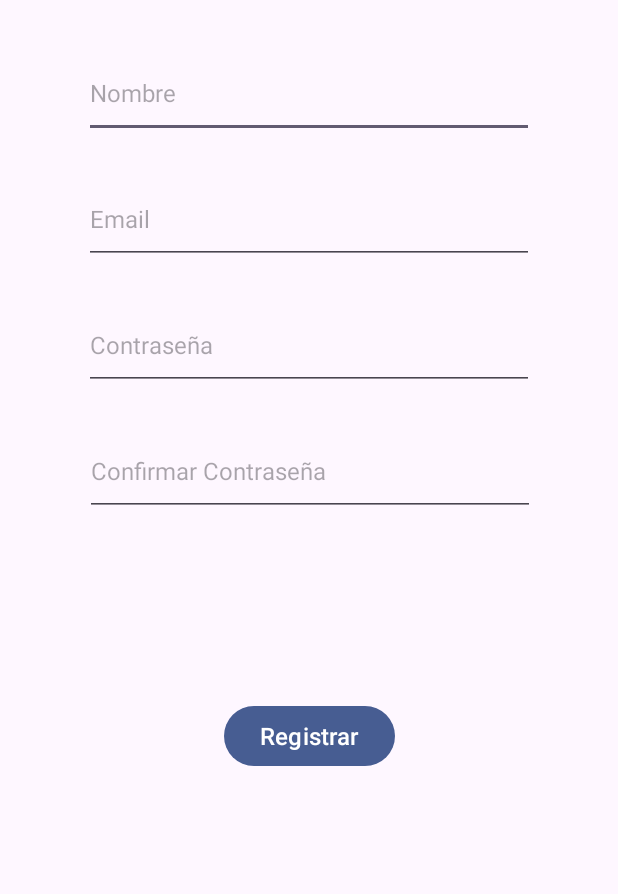
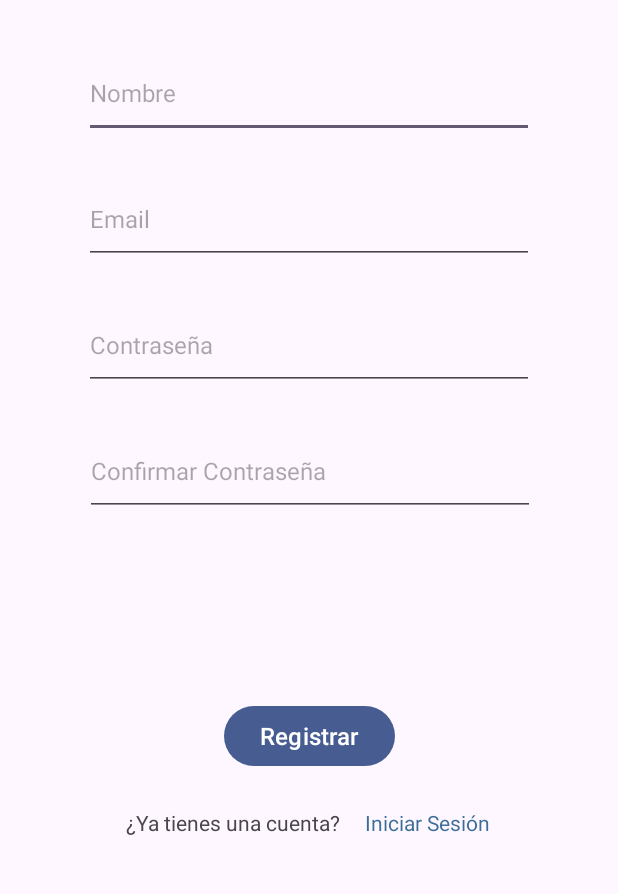
Before and after one commit to GMarcanoB/PASProject, an Android app: the RegisterActivity screen opened directly, with no data from a screen before it, on a phone screen of 412 x 824 dp, the part 338-1232 px from its top. Run offline under Robolectric (Android 15) with nearby library versions, the phone set to English and light mode, and no system bars; our stand-ins replace Firebase (no records; nobody signed in at launch, a user with empty details on screens opened directly).

Commit message:
Merge remote-tracking branch 'origin/loginauth' into loginauth

```diff
--- a/app/src/main/AndroidManifest.xml
+++ b/app/src/main/AndroidManifest.xml
@@ -1,6 +1,8 @@
 <?xml version="1.0" encoding="utf-8"?>
 <manifest xmlns:android="http://schemas.android.com/apk/res/android"
     xmlns:tools="http://schemas.android.com/tools">
+
+    <uses-permission android:name="android.permission.INTERNET" />
 
     <application
         android:allowBackup="true"
--- a/app/src/main/java/com/projecstsft/pasproject/LoginActivity.kt
+++ b/app/src/main/java/com/projecstsft/pasproject/LoginActivity.kt
@@ -19,6 +19,7 @@ class LoginActivity : AppCompatActivity() {
     override fun onCreate(savedInstanceState: Bundle?) {
         super.onCreate(savedInstanceState)
         setContentView(R.layout.activity_login)
+
         auth = Firebase.auth
         val loginBtn: Button = findViewById(R.id.loginButton)
         val email : EditText = findViewById(R.id.editEmailText)
--- a/app/src/main/java/com/projecstsft/pasproject/RegisterActivity.kt
+++ b/app/src/main/java/com/projecstsft/pasproject/RegisterActivity.kt
@@ -1,11 +1,75 @@
 package com.projecstsft.pasproject
-
+import android.content.Intent
 import androidx.appcompat.app.AppCompatActivity
 import android.os.Bundle
+import android.util.Log
+import android.view.View
+import android.widget.Button
+import android.widget.TextView
+import android.widget.Toast
+import androidx.constraintlayout.widget.ConstraintLayoutStates.TAG
+import com.google.firebase.auth.FirebaseAuth
+import com.google.firebase.auth.FirebaseUser
+import com.google.firebase.auth.ktx.auth
+import com.google.firebase.ktx.Firebase
 
 class RegisterActivity : AppCompatActivity() {
+
+    private lateinit var auth: FirebaseAuth
+
     override fun onCreate(savedInstanceState: Bundle?) {
         super.onCreate(savedInstanceState)
         setContentView(R.layout.activity_register)
+
+        auth = Firebase.auth
+        val email : TextView = findViewById(R.id.RegEmail)
+        val password : TextView = findViewById(R.id.regPassword)
+        val newUser : Button = findViewById(R.id.btnRegister)
+       /* val dirlogin : TextView = findViewById(R.id.loginIn)
+        dirlogin.setOnClickListener {
+            val intent = Intent(this, LoginActivity::class.java)
+            startActivity(intent)
+        }*/
+        newUser.setOnClickListener {
+            when {
+                password.text.toString().isEmpty() || email.text.toString().isEmpty() -> {
+                    Toast.makeText(this, "Email o contraseña incorrectos", Toast.LENGTH_SHORT).show()
+                }
+                else -> {
+                    newRegister(email.text.toString(), password.text.toString())
+                }
+            }
+
+        }
+
     }
+
+    private fun updateUI(user: FirebaseUser?) {
+
+    }
+
+    fun onLinkClick(view: View) {
+        val intent = Intent(this, LoginActivity::class.java)
+        startActivity(intent)
+    }
+     private fun newRegister(mail:String, pwd:String){
+         auth.createUserWithEmailAndPassword(mail, pwd)
+             .addOnCompleteListener(this) { task ->
+                 if (task.isSuccessful) {
+                     // Sign in success, update UI with the signed-in user's information
+                     Log.d(TAG, "createUserWithEmail:success")
+                     val user = auth.currentUser
+                     updateUI(user)
+                 } else {
+                     // If sign in fails, display a message to the user.
+                     Log.w(TAG, "createUserWithEmail:failure", task.exception)
+                     Toast.makeText(
+                         baseContext,
+                         "Authentication failed.",
+                         Toast.LENGTH_SHORT,
+                     ).show()
+                     updateUI(null)
+                 }
+             }
+     }
 }
--- a/app/src/main/res/layout/activity_login.xml
+++ b/app/src/main/res/layout/activity_login.xml
@@ -29,6 +29,7 @@
         android:layout_width="wrap_content"
         android:layout_height="wrap_content"
         android:text="@string/forgottext"
+        android:textColor="@color/btnlink"
         app:layout_constraintBottom_toBottomOf="parent"
         app:layout_constraintEnd_toEndOf="parent"
         app:layout_constraintStart_toStartOf="parent"
@@ -117,7 +118,7 @@
         android:singleLine="true"
         android:text="@string/newregister"
         android:textAppearance="@style/TextAppearance.AppCompat.Small"
-        android:textColor="#D7155385"
+        android:textColor="@color/btnlink"
         app:layout_constraintBottom_toBottomOf="parent"
         app:layout_constraintEnd_toEndOf="parent"
         app:layout_constraintHorizontal_bias="0.69"
--- a/app/src/main/res/layout/activity_register.xml
+++ b/app/src/main/res/layout/activity_register.xml
@@ -32,56 +32,66 @@
         android:layout_marginBottom="84dp"
         android:text="@string/register"
         android:textSize="16sp"
+        android:nextFocusDown="@+id/loginIn"
+        android:textColor="@color/white"
         app:layout_constraintBottom_toBottomOf="parent"
         app:layout_constraintEnd_toEndOf="parent"
         app:layout_constraintStart_toStartOf="parent" />
 
     <EditText
         android:id="@+id/textName"
+        style="@style/Widget.AppCompat.AutoCompleteTextView"
         android:layout_width="300dp"
         android:layout_height="60dp"
         android:layout_marginTop="32dp"
+        android:autofillHints=""
         android:ems="10"
         android:hint="@string/regname"
-        android:autofillHints=""
         android:inputType="text|textPersonName|textAutoComplete"
+        android:nextFocusDown="@id/RegEmail"
         android:textSize="16sp"
         app:layout_constraintEnd_toEndOf="parent"
         app:layout_constraintStart_toStartOf="parent"
         app:layout_constraintTop_toBottomOf="@+id/imageView2" />
 
     <EditText
-        android:id="@+id/editTextTextEmailAddress"
+        android:id="@+id/RegEmail"
+        style="@style/Widget.AppCompat.AutoCompleteTextView"
         android:layout_width="300dp"
         android:layout_height="60dp"
         android:layout_marginTop="24dp"
+        android:minHeight="60dp"
+        android:autofillHints=""
         android:ems="10"
         android:hint="@string/email"
-        android:inputType="textEmailAddress"
-        android:autofillHints=""
+        android:inputType="text|textEmailAddress|textAutoComplete"
+        android:nextFocusDown="@id/regPassword"
+        android:singleLine="true"
         android:textSize="16sp"
-        android:maxLength="8"
         app:layout_constraintEnd_toEndOf="parent"
         app:layout_constraintStart_toStartOf="parent"
         app:layout_constraintTop_toBottomOf="@+id/textName" />
 
     <EditText
         android:id="@+id/regPassword"
+        style="@style/Widget.AppCompat.AutoCompleteTextView"
         android:layout_width="300dp"
         android:layout_height="60dp"
         android:layout_marginTop="24dp"
+        android:autofillHints=""
         android:ems="10"
         android:hint="@string/password"
         android:inputType="textPassword"
-        android:autofillHints=""
+        android:maxLength="8"
+        android:nextFocusDown="@id/confirmpswd"
         android:textSize="16sp"
-        android:maxLength="8"
         app:layout_constraintEnd_toEndOf="parent"
         app:layout_constraintStart_toStartOf="parent"
-        app:layout_constraintTop_toBottomOf="@+id/editTextTextEmailAddress" />
+        app:layout_constraintTop_toBottomOf="@+id/RegEmail" />
 
     <EditText
-        android:id="@+id/editTextTextPassword2"
+        android:id="@+id/confirmpswd"
+        style="@style/Widget.AppCompat.AutoCompleteTextView"
         android:layout_width="300dp"
         android:layout_height="60dp"
         android:layout_marginTop="24dp"
@@ -89,12 +99,43 @@
         android:ems="10"
         android:hint="@string/confirm"
         android:inputType="textPassword"
+        android:maxLength="8"
+        android:nextFocusDown="@id/loginIn"
         android:textSize="16sp"
-        app:layout_constraintBottom_toTopOf="@+id/btnRegister"
         app:layout_constraintEnd_toEndOf="parent"
         app:layout_constraintHorizontal_bias="0.504"
         app:layout_constraintStart_toStartOf="parent"
-        app:layout_constraintTop_toBottomOf="@+id/regPassword"
+        app:layout_constraintTop_toBottomOf="@+id/regPassword" />
+
+    <TextView
+        android:id="@+id/loginIn"
+        android:layout_width="wrap_content"
+        android:layout_height="60dp"
+        android:layout_marginTop="24dp"
+        android:clickable="true"
+        android:focusable="true"
+        android:onClick="onLinkClick"
+        android:minHeight="48dp"
+        android:text="@string/signin"
+        android:textColor="@color/btnlink"
+        app:layout_constraintEnd_toEndOf="parent"
+        app:layout_constraintHorizontal_bias="0.74"
+        app:layout_constraintStart_toStartOf="parent"
+        app:layout_constraintTop_toBottomOf="@+id/btnRegister"
+         />
+
+    <TextView
+        android:id="@+id/text_loginin"
+        android:layout_width="wrap_content"
+        android:layout_height="wrap_content"
+        android:layout_marginTop="24dp"
+        android:minHeight="48dp"
+        android:text="@string/text_login"
+        app:layout_constraintBottom_toBottomOf="parent"
+        app:layout_constraintEnd_toEndOf="parent"
+        app:layout_constraintHorizontal_bias="0.312"
+        app:layout_constraintStart_toStartOf="parent"
+        app:layout_constraintTop_toBottomOf="@+id/btnRegister"
         app:layout_constraintVertical_bias="0.0" />
 
 
--- a/app/src/main/res/values/colors.xml
+++ b/app/src/main/res/values/colors.xml
@@ -4,6 +4,7 @@
     <color name="white">#FFFFFFFF</color>
     <color name="colorPrimaryBtn">#0242E4</color>
     <color name="colorLogoutBtn">#004C81</color>
+    <color name="btnlink">#D7155385</color>
     <color name="colorSignupBtn">#FFBC97</color>
     <color name="background">#CEDEF6</color>
     <color name="custom">#2174EF</color>
--- a/app/src/main/res/values/strings.xml
+++ b/app/src/main/res/values/strings.xml
@@ -13,4 +13,6 @@
     <string name="register">Registrar</string>
     <string name="regemail">Email</string>
     <string name="regname">Nombre</string>
+    <string name="text_login">¿Ya tienes una cuenta?</string>
+    <string name="signin">Iniciar Sesión</string>
 </resources>
```
